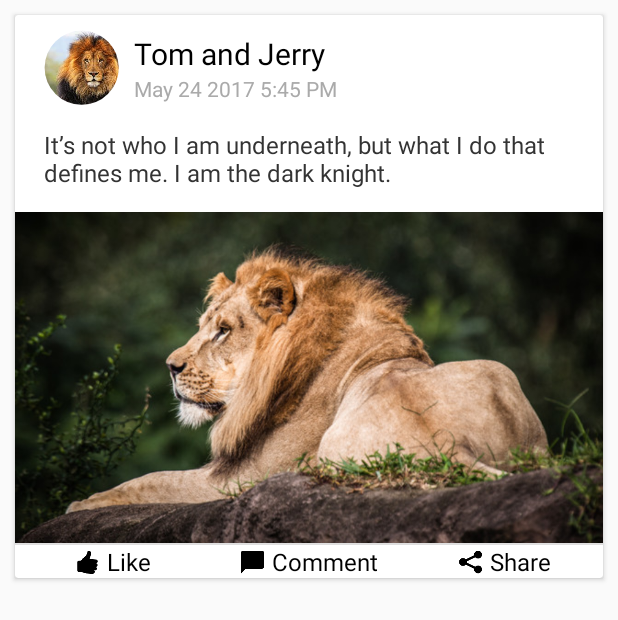
After one commit to Arjun-sna/android-constraintlayout-demo, an Android app: the layout layout_image_feed.xml on its own in the app's theme, with its tools: preview values and no code run, on a phone screen of 412 x 824 dp. The commit adds this screen. Shown: the top 620 px of the screen. Run offline under Robolectric (Android 15) with nearby library versions, the phone set to English and light mode, and no system bars.

Commit message:
image feed

```diff
--- a/app/src/main/res/layout/activity_feed.xml
+++ b/app/src/main/res/layout/activity_feed.xml
@@ -42,11 +42,14 @@
         android:orientation="vertical"
         >
       <include layout="@layout/layout_text_feed" />
+      <include layout="@layout/layout_image_feed" />
       <include layout="@layout/layout_text_feed" />
+      <include layout="@layout/layout_image_feed" />
       <include layout="@layout/layout_text_feed" />
+      <include layout="@layout/layout_image_feed" />
       <include layout="@layout/layout_text_feed" />
-      <include layout="@layout/layout_text_feed" />
-      <include layout="@layout/layout_text_feed" />
+      <include layout="@layout/layout_image_feed" />
+
     </LinearLayout>
   </ScrollView>
 </android.support.constraint.ConstraintLayout>
--- a/app/src/main/res/layout/feed_header.xml
+++ b/app/src/main/res/layout/feed_header.xml
@@ -9,7 +9,7 @@
       android:id="@+id/profile_picture"
       android:layout_width="50dp"
       android:layout_height="50dp"
-      android:src="@drawable/kungfupanda"
+      android:src="@drawable/profile"
       android:layout_marginRight="10dp"
       app:layout_constraintLeft_toLeftOf="parent"
       app:layout_constraintTop_toTopOf="parent"
--- /dev/null
+++ b/app/src/main/res/layout/layout_image_feed.xml
@@ -0,0 +1,76 @@
+<?xml version="1.0" encoding="utf-8"?>
+<android.support.v7.widget.CardView
+    xmlns:android="http://schemas.android.com/apk/res/android"
+    xmlns:app="http://schemas.android.com/apk/res-auto"
+    android:layout_marginLeft="10dp"
+    android:layout_marginRight="10dp"
+    android:layout_marginTop="10dp"
+    android:layout_width="match_parent"
+    android:layout_height="wrap_content">
+  <android.support.constraint.ConstraintLayout
+      android:orientation="vertical"
+      android:layout_marginTop="10dp"
+      android:layout_width="match_parent"
+      android:layout_height="wrap_content">
+    <android.support.constraint.Guideline
+        android:id="@+id/left_margin_guide"
+        android:layout_width="wrap_content"
+        android:layout_height="wrap_content"
+        android:orientation="vertical"
+        app:layout_constraintGuide_percent="0.05"
+        />
+    <android.support.constraint.Guideline
+        android:id="@+id/right_margin_guide"
+        android:layout_width="wrap_content"
+        android:layout_height="wrap_content"
+        android:orientation="vertical"
+        app:layout_constraintGuide_percent="0.95"
+        />
+    <include
+        android:id="@+id/header_part"
+        layout="@layout/feed_header"
+        android:layout_width="0dp"
+        android:layout_height="wrap_content"
+        app:layout_constraintTop_toTopOf="parent"
+        app:layout_constraintLeft_toRightOf="@+id/left_margin_guide"
+        app:layout_constraintRight_toLeftOf="@+id/right_margin_guide"
+        />
+
+    <TextView
+        android:id="@+id/post_content_text"
+        android:layout_width="0dp"
+        android:layout_height="wrap_content"
+        android:text="@string/about_me"
+        android:textSize="16sp"
+        android:textColor="#333333"
+        android:layout_marginTop="15dp"
+        android:layout_marginBottom="15dp"
+        app:layout_constraintTop_toBottomOf="@+id/header_part"
+        app:layout_constraintLeft_toRightOf="@+id/left_margin_guide"
+        app:layout_constraintRight_toLeftOf="@+id/right_margin_guide"
+        app:layout_constraintBottom_toTopOf="@+id/image_content"
+        />
+    <ImageView
+        android:id="@+id/image_content"
+        android:layout_width="0dp"
+        android:layout_height="0dp"
+        android:src="@drawable/feedimage"
+        android:scaleType="centerCrop"
+        app:layout_constraintDimensionRatio="16:9"
+        app:layout_constraintTop_toBottomOf="@+id/post_content_text"
+        app:layout_constraintLeft_toLeftOf="parent"
+        app:layout_constraintRight_toRightOf="parent"
+        app:layout_constraintBottom_toTopOf="@+id/feed_footer"
+        />
+    <include
+        android:id="@+id/feed_footer"
+        layout="@layout/feed_footer"
+        android:layout_width="0dp"
+        android:layout_height="wrap_content"
+        app:layout_constraintTop_toBottomOf="@+id/image_content"
+        app:layout_constraintLeft_toLeftOf="parent"
+        app:layout_constraintBottom_toBottomOf="parent"
+        app:layout_constraintRight_toRightOf="parent"
+        />
+  </android.support.constraint.ConstraintLayout>
+</android.support.v7.widget.CardView>
```
Also changed, not shown: app/src/main/res/drawable/feedimage.jpg (added), app/src/main/res/drawable/profile.jpg (added).
